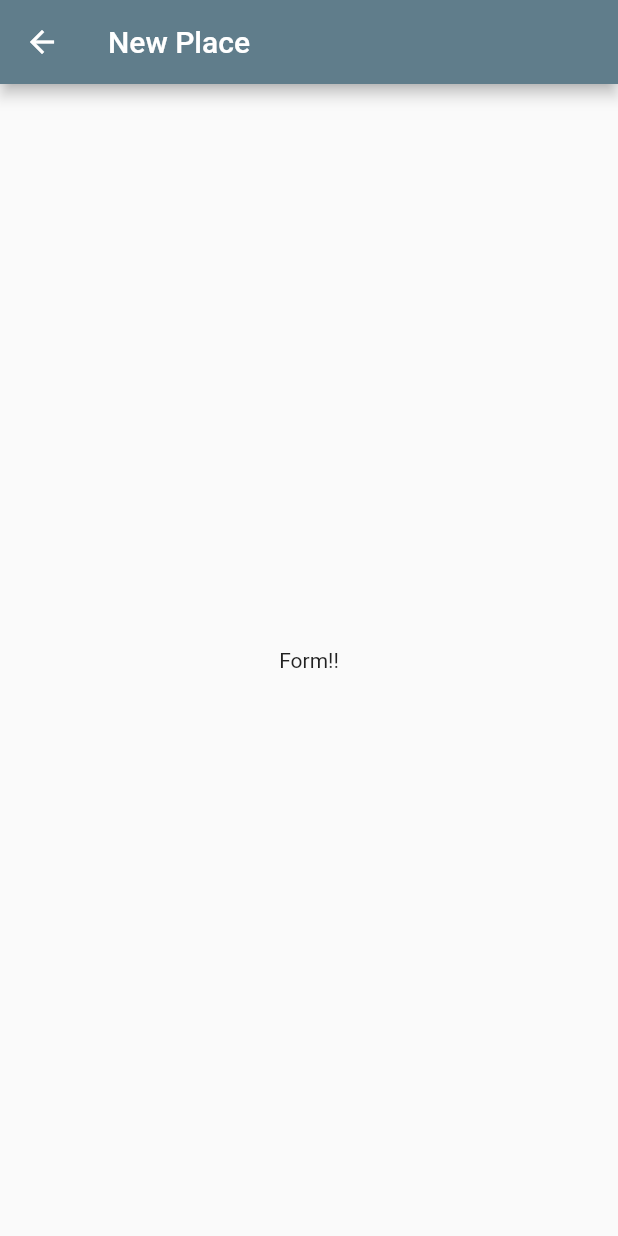
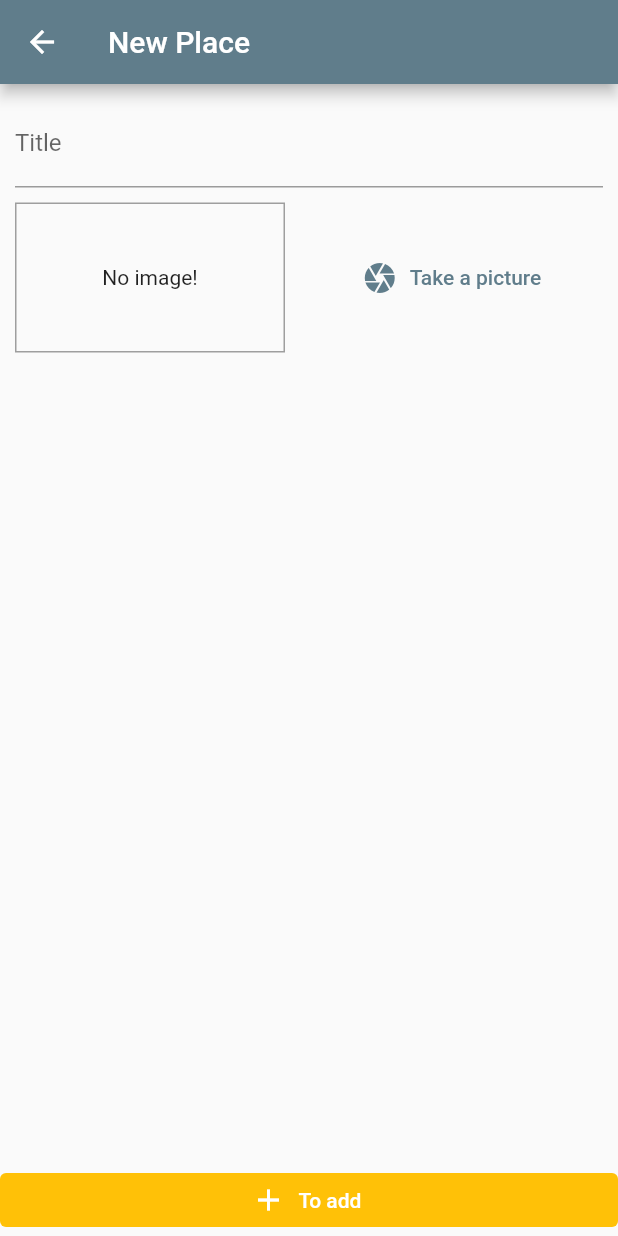
Before and after one commit to Rafa-Oli/great_places, a Flutter app: the PlaceFormScreen screen opened by its route, on a phone screen of 412 x 824 dp. Run offline on Flutter 3.47's test engine with Material 2 defaults, Android fonts, the phone set to English and light mode, and no system bars.

Commit message:
creating the image widget and improving the form

```diff
--- a/lib/screens/place_form_screen.dart
+++ b/lib/screens/place_form_screen.dart
@@ -1,4 +1,5 @@
 import 'package:flutter/material.dart';
+import 'package:great_places/widgets/image_input.dart';
 
 class PlaceFormScreen extends StatefulWidget {
   @override
@@ -6,15 +7,52 @@ class PlaceFormScreen extends StatefulWidget {
 }
 
 class _PlaceFormScreenState extends State<PlaceFormScreen> {
+  final _titleController = TextEditingController();
+
+  void _submitForm() {}
+
   @override
   Widget build(BuildContext context) {
     return Scaffold(
-      appBar: AppBar(
-        title: Text('New Place'),
-      ),
-      body: Center(
-        child: Text('Form!!'),
-      ),
-    );
+        appBar: AppBar(
+          title: Text('New Place'),
+        ),
+        body: Column(
+          // mainAxisAlignment: MainAxisAlignment.spaceBetween,
+          crossAxisAlignment: CrossAxisAlignment.stretch,
+          children: [
+            Expanded(
+              child: SingleChildScrollView(
+                child: Padding(
+                  padding: const EdgeInsets.all(10),
+                  child: Column(
+                    children: [
+                      TextField(
+                        controller: _titleController,
+                        decoration: InputDecoration(
+                          labelText: 'Title',
+                        ),
+                      ),
+                      SizedBox(
+                        height: 10,
+                      ),
+                      ImageInput(),
+                    ],
+                  ),
+                ),
+              ),
+            ),
+            ElevatedButton.icon(
+              onPressed: _submitForm,
+              icon: Icon(Icons.add),
+              label: Text('To add'),
+              style: ButtonStyle(
+                backgroundColor:
+                    MaterialStateProperty.all(Theme.of(context).accentColor),
+                elevation: MaterialStateProperty.all(0),
+              ),
+            ),
+          ],
+        ));
   }
 }
--- /dev/null
+++ b/lib/widgets/image_input.dart
@@ -0,0 +1,41 @@
+import 'package:flutter/material.dart';
+
+class ImageInput extends StatefulWidget {
+  @override
+  _ImageInputState createState() => _ImageInputState();
+}
+
+class _ImageInputState extends State<ImageInput> {
+  @override
+  Widget build(BuildContext context) {
+    return Row(
+      children: [
+        Container(
+          width: 180,
+          height: 100,
+          decoration: BoxDecoration(
+            border: Border.all(
+              width: 1,
+              color: Colors.grey,
+            ),
+          ),
+          alignment: Alignment.center,
+          child: Text("No image!"),
+        ),
+        SizedBox(
+          width: 10,
+        ),
+        Expanded(
+          child: TextButton.icon(
+            onPressed: () {},
+            icon: Icon(Icons.camera),
+            style: ButtonStyle(
+                foregroundColor:
+                    MaterialStateProperty.all(Theme.of(context).primaryColor)),
+            label: Text('Take a picture'),
+          ),
+        )
+      ],
+    );
+  }
+}
```
